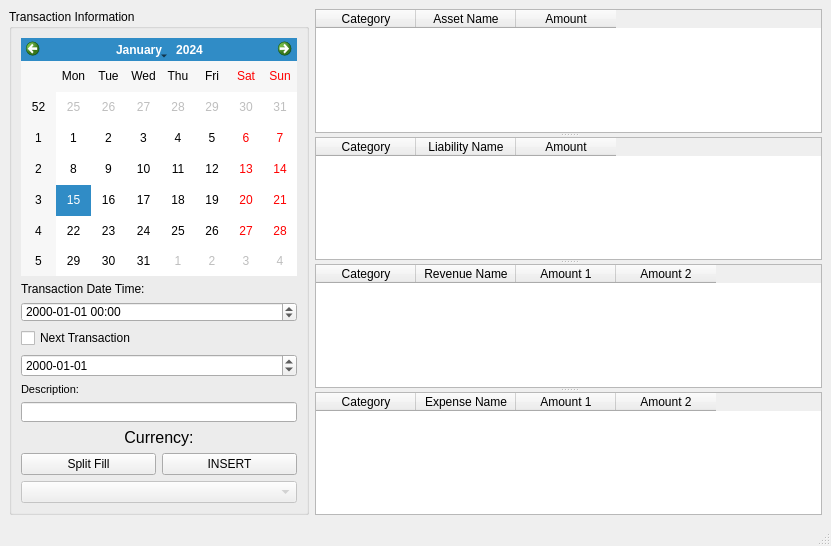
Before: the Qt Designer form BookKeeping/GUI/AddTransaction.ui in cowtony/BookKeeping, drawn with Qt 5.
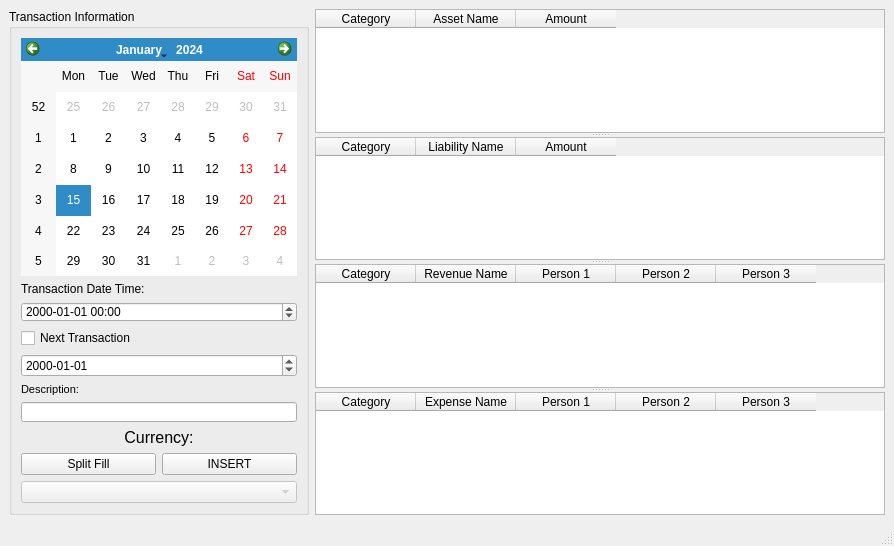
After: the same form once the commit is applied. Icons and pictures are not drawn.

Commit message: add the third person

Patch:
```diff
--- a/BookKeeping/GUI/AddTransaction.ui
+++ b/BookKeeping/GUI/AddTransaction.ui
@@ -6,7 +6,7 @@
    <rect>
     <x>0</x>
     <y>0</y>
-    <width>831</width>
+    <width>894</width>
     <height>546</height>
    </rect>
   </property>
@@ -245,12 +245,17 @@
        </column>
        <column>
         <property name="text">
-         <string>Amount 1</string>
+         <string>Person 1</string>
         </property>
        </column>
        <column>
         <property name="text">
-         <string>Amount 2</string>
+         <string>Person 2</string>
+        </property>
+       </column>
+       <column>
+        <property name="text">
+         <string>Person 3</string>
         </property>
        </column>
       </widget>
@@ -267,12 +272,17 @@
        </column>
        <column>
         <property name="text">
-         <string>Amount 1</string>
+         <string>Person 1</string>
         </property>
        </column>
        <column>
         <property name="text">
-         <string>Amount 2</string>
+         <string>Person 2</string>
+        </property>
+       </column>
+       <column>
+        <property name="text">
+         <string>Person 3</string>
         </property>
        </column>
       </widget>
```
Left out of the diff: 2 changed lines with no effect on the pictures. The commit also changes 2 other files.
